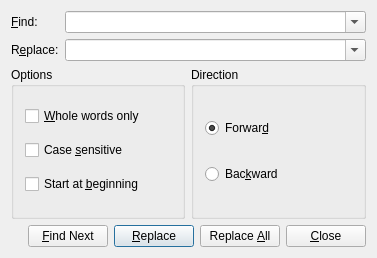
Above: app/replace.ui from verrio/snmpb before the change. Below: the same form after it.
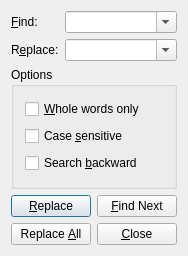
That is the form after the change.

Commit message: Final implementation of find and replace functionality

Diff of the .ui file:
```diff
--- a/app/replace.ui
+++ b/app/replace.ui
@@ -30,33 +30,15 @@
    <rect>
     <x>0</x>
     <y>0</y>
-    <width>377</width>
-    <height>258</height>
+    <width>188</width>
+    <height>256</height>
    </rect>
   </property>
   <property name="windowTitle" >
    <string>Replace Text</string>
   </property>
   <layout class="QGridLayout" >
-   <property name="leftMargin" >
-    <number>11</number>
-   </property>
-   <property name="topMargin" >
-    <number>11</number>
-   </property>
-   <property name="rightMargin" >
-    <number>11</number>
-   </property>
-   <property name="bottomMargin" >
-    <number>11</number>
-   </property>
-   <property name="horizontalSpacing" >
-    <number>6</number>
-   </property>
-   <property name="verticalSpacing" >
-    <number>6</number>
-   </property>
-   <item row="0" column="0" colspan="2" >
+   <item row="0" column="0" >
     <layout class="QGridLayout" >
      <property name="leftMargin" >
       <number>0</number>
@@ -130,23 +112,53 @@
      </item>
     </layout>
    </item>
-   <item row="2" column="0" colspan="2" >
+   <item row="1" column="0" >
+    <widget class="QGroupBox" name="ButtonGroup1" >
+     <property name="title" >
+      <string>Options</string>
+     </property>
+     <layout class="QVBoxLayout" >
+      <property name="spacing" >
+       <number>6</number>
+      </property>
+      <property name="leftMargin" >
+       <number>11</number>
+      </property>
+      <property name="topMargin" >
+       <number>11</number>
+      </property>
+      <property name="rightMargin" >
+       <number>11</number>
+      </property>
+      <property name="bottomMargin" >
+       <number>11</number>
+      </property>
+      <item>
+       <widget class="QCheckBox" name="checkWords" >
+        <property name="text" >
+         <string>&amp;Whole words only</string>
+        </property>
+       </widget>
+      </item>
+      <item>
+       <widget class="QCheckBox" name="checkCase" >
+        <property name="text" >
+         <string>Case &amp;sensitive</string>
+        </property>
+       </widget>
+      </item>
+      <item>
+       <widget class="QCheckBox" name="checkBackward" >
+        <property name="text" >
+         <string>Search &amp;backward</string>
+        </property>
+       </widget>
+      </item>
+     </layout>
+    </widget>
+   </item>
+   <item row="2" column="0" >
     <layout class="QHBoxLayout" >
-     <property name="spacing" >
-      <number>6</number>
-     </property>
-     <property name="leftMargin" >
-      <number>0</number>
-     </property>
-     <property name="topMargin" >
-      <number>0</number>
-     </property>
-     <property name="rightMargin" >
-      <number>0</number>
-     </property>
-     <property name="bottomMargin" >
-      <number>0</number>
-     </property>
      <item>
       <spacer>
        <property name="orientation" >
@@ -157,131 +169,49 @@
        </property>
        <property name="sizeHint" >
         <size>
-         <width>20</width>
-         <height>20</height>
+         <width>16</width>
+         <height>24</height>
         </size>
        </property>
       </spacer>
      </item>
      <item>
-      <widget class="QPushButton" name="buttonFindNext" >
-       <property name="text" >
-        <string>&amp;Find Next</string>
-       </property>
-      </widget>
-     </item>
-     <item>
-      <widget class="QPushButton" name="buttonReplace" >
-       <property name="text" >
-        <string>&amp;Replace</string>
-       </property>
-       <property name="default" >
-        <bool>true</bool>
-       </property>
-      </widget>
-     </item>
-     <item>
-      <widget class="QPushButton" name="buttonReplaceAll" >
-       <property name="text" >
-        <string>Replace &amp;All</string>
-       </property>
-      </widget>
-     </item>
-     <item>
-      <widget class="QPushButton" name="buttonClose" >
-       <property name="text" >
-        <string>&amp;Close</string>
-       </property>
-      </widget>
+      <layout class="QGridLayout" >
+       <item row="0" column="0" >
+        <widget class="QPushButton" name="buttonReplace" >
+         <property name="text" >
+          <string>&amp;Replace</string>
+         </property>
+         <property name="default" >
+          <bool>true</bool>
+         </property>
+        </widget>
+       </item>
+       <item row="0" column="1" >
+        <widget class="QPushButton" name="buttonFindNext" >
+         <property name="text" >
+          <string>&amp;Find Next</string>
+         </property>
+        </widget>
+       </item>
+       <item row="1" column="0" >
+        <widget class="QPushButton" name="buttonReplaceAll" >
+         <property name="text" >
+          <string>Replace &amp;All</string>
+         </property>
+        </widget>
+       </item>
+       <item row="1" column="1" >
+        <widget class="QPushButton" name="buttonClose" >
+         <property name="text" >
+          <string>&amp;Close</string>
+         </property>
+        </widget>
+       </item>
+      </layout>
      </item>
     </layout>
    </item>
-   <item row="1" column="0" >
-    <widget class="QGroupBox" name="ButtonGroup1" >
-     <property name="title" >
-      <string>Options</string>
-     </property>
-     <layout class="QVBoxLayout" >
-      <property name="spacing" >
-       <number>6</number>
-      </property>
-      <property name="leftMargin" >
-       <number>11</number>
-      </property>
-      <property name="topMargin" >
-       <number>11</number>
-      </property>
-      <property name="rightMargin" >
-       <number>11</number>
-      </property>
-      <property name="bottomMargin" >
-       <number>11</number>
-      </property>
-      <item>
-       <widget class="QCheckBox" name="checkWords" >
-        <property name="text" >
-         <string>&amp;Whole words only</string>
-        </property>
-       </widget>
-      </item>
-      <item>
-       <widget class="QCheckBox" name="checkCase" >
-        <property name="text" >
-         <string>Case &amp;sensitive</string>
-        </property>
-       </widget>
-      </item>
-      <item>
-       <widget class="QCheckBox" name="checkBegin" >
-        <property name="text" >
-         <string>Start at &amp;beginning</string>
-        </property>
-       </widget>
-      </item>
-     </layout>
-    </widget>
-   </item>
-   <item row="1" column="1" >
-    <widget class="QGroupBox" name="ButtonGroup2" >
-     <property name="title" >
-      <string>Direction</string>
-     </property>
-     <layout class="QVBoxLayout" >
-      <property name="spacing" >
-       <number>6</number>
-      </property>
-      <property name="leftMargin" >
-       <number>11</number>
-      </property>
-      <property name="topMargin" >
-       <number>11</number>
-      </property>
-      <property name="rightMargin" >
-       <number>11</number>
-      </property>
-      <property name="bottomMargin" >
-       <number>11</number>
-      </property>
-      <item>
-       <widget class="QRadioButton" name="radioForward" >
-        <property name="text" >
-         <string>Forwar&amp;d</string>
-        </property>
-        <property name="checked" >
-         <bool>true</bool>
-        </property>
-       </widget>
-      </item>
-      <item>
-       <widget class="QRadioButton" name="radioBackward" >
-        <property name="text" >
-         <string>Bac&amp;kward</string>
-        </property>
-       </widget>
-      </item>
-     </layout>
-    </widget>
-   </item>
   </layout>
  </widget>
  <layoutdefault spacing="6" margin="11" />
```
Left out of the diff: 10 changed lines with no effect on the pictures. The commit also changes 3 other files.
